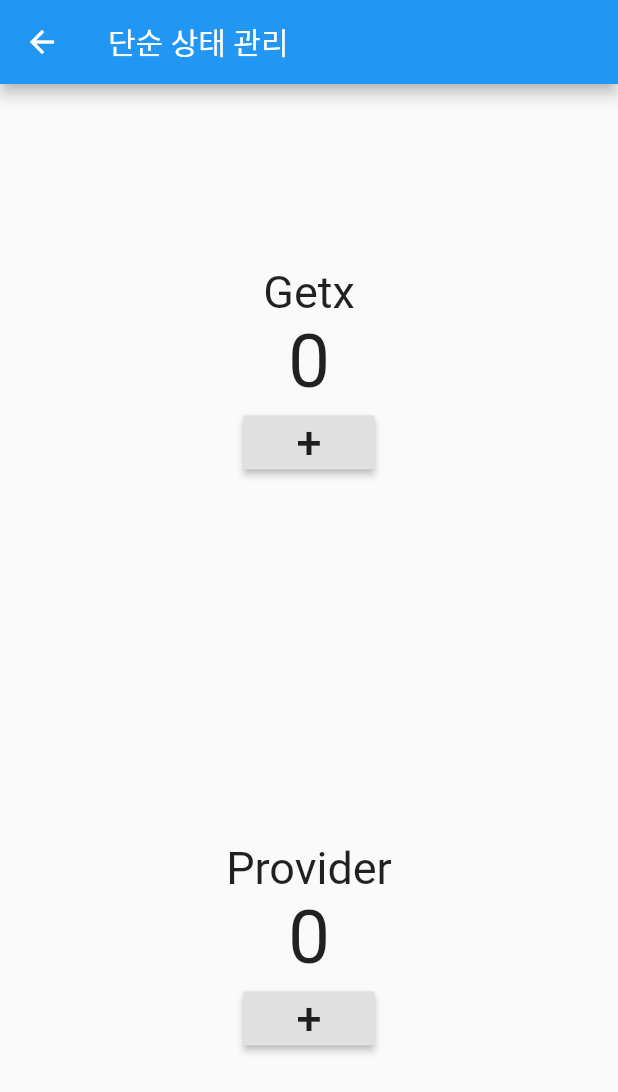
After one commit to sudar-life/sample_getx, a Flutter app: the Home screen opened by its route, after a tap on "단순 상태관리", on a phone screen of 412 x 824 dp. The commit adds this screen. Shown: the top 1092 px of the screen. Run offline on Flutter 3.47's test engine with Material 2 defaults, Android fonts, the phone set to English and light mode, and no system bars; our stand-ins replace get.

Commit message:
단순 상태 관리

```diff
--- a/lib/main.dart
+++ b/lib/main.dart
@@ -19,16 +19,6 @@ class MyApp extends StatelessWidget {
         primarySwatch: Colors.blue,
         visualDensity: VisualDensity.adaptivePlatformDensity,
       ),
-      // home: Home(),
-      initialRoute: '/',
-      //기본 route관리
-      routes: {
-        '/': (context) => Home(),
-        '/first': (context) => FirstPage(),
-        '/second': (context) => SecondPage(),
-        '/third': (context) => ThirdPage(),
-      },
-      //getx 라우트 관리
       getPages: [
         GetPage(name: '/', page: () => Home()),
         GetPage(
--- /dev/null
+++ b/lib/src/controller/simple_state_controller.dart
@@ -0,0 +1,18 @@
+import 'package:flutter/cupertino.dart';
+import 'package:get/get.dart';
+
+class SimpleStateControllerWithGetx extends GetxController {
+  int count = 0;
+  void increment() {
+    count++;
+    update();
+  }
+}
+
+class SimpleStateControllerWithProvider extends ChangeNotifier {
+  int count = 0;
+  void increment() {
+    count++;
+    notifyListeners();
+  }
+}
--- a/lib/src/home.dart
+++ b/lib/src/home.dart
@@ -2,6 +2,7 @@ import 'package:flutter/material.dart';
 import 'package:get/get.dart';
 import 'package:sample_getx/src/page/next_page.dart';
 import 'package:sample_getx/src/page/normal/first.dart';
+import 'package:sample_getx/src/page/simple_state_manage_page.dart';
 
 class Home extends StatelessWidget {
   const Home({Key key}) : super(key: key);
@@ -48,6 +49,12 @@ class Home extends StatelessWidget {
                 Get.toNamed("/user/1424?name=개남&age=22");
               },
             ),
+            RaisedButton(
+              child: Text("단순 상태관리"),
+              onPressed: () {
+                Get.to(SimpleStateManagePage());
+              },
+            ),
           ],
         ),
       ),
--- /dev/null
+++ b/lib/src/page/simple_state_manage/with_getx.dart
@@ -0,0 +1,31 @@
+import 'package:flutter/material.dart';
+import 'package:get/get.dart';
+import 'package:sample_getx/src/controller/simple_state_controller.dart';
+
+class WithGetx extends StatelessWidget {
+  const WithGetx({Key key}) : super(key: key);
+
+  @override
+  Widget build(BuildContext context) {
+    return Center(
+      child: Column(
+        mainAxisAlignment: MainAxisAlignment.center,
+        children: [
+          Text("Getx", style: TextStyle(fontSize: 30)),
+          GetBuilder<SimpleStateControllerWithGetx>(
+            builder: (controller) => Text(
+              controller.count.toString(),
+              style: TextStyle(fontSize: 50),
+            ),
+          ),
+          RaisedButton(
+            child: Text("+", style: TextStyle(fontSize: 30)),
+            onPressed: () {
+              Get.find<SimpleStateControllerWithGetx>().increment();
+            },
+          )
+        ],
+      ),
+    );
+  }
+}
--- /dev/null
+++ b/lib/src/page/simple_state_manage/with_providar.dart
@@ -0,0 +1,44 @@
+import 'package:flutter/material.dart';
+import 'package:provider/provider.dart';
+import 'package:sample_getx/src/controller/simple_state_controller.dart';
+
+class WithProvider extends StatelessWidget {
+  const WithProvider({Key key}) : super(key: key);
+
+  Widget _button(context) {
+    return RaisedButton(
+      child: Text("+", style: TextStyle(fontSize: 30)),
+      onPressed: () {
+        Provider.of<SimpleStateControllerWithProvider>(context, listen: false)
+            .increment();
+      },
+    );
+  }
+
+  @override
+  Widget build(BuildContext context) {
+    return Center(
+      child: Column(
+        mainAxisAlignment: MainAxisAlignment.center,
+        children: [
+          Text("Provider", style: TextStyle(fontSize: 30)),
+          Consumer<SimpleStateControllerWithProvider>(
+            builder: (_, snapshot, child) {
+              return Text(snapshot.count.toString(),
+                  style: TextStyle(fontSize: 50));
+            },
+          ),
+          // RaisedButton(
+          //   child: Text("+", style: TextStyle(fontSize: 30)),
+          //   onPressed: () {
+          //     Provider.of<SimpleStateControllerWithProvider>(context,
+          //             listen: false)
+          //         .increment();
+          //   },
+          // ),
+          _button(context),
+        ],
+      ),
+    );
+  }
+}
--- /dev/null
+++ b/lib/src/page/simple_state_manage_page.dart
@@ -0,0 +1,33 @@
+import 'package:flutter/material.dart';
+import 'package:get/get.dart';
+import 'package:provider/provider.dart';
+import 'package:sample_getx/src/controller/simple_state_controller.dart';
+import 'package:sample_getx/src/page/simple_state_manage/with_getx.dart';
+import 'package:sample_getx/src/page/simple_state_manage/with_providar.dart';
+
+class SimpleStateManagePage extends StatelessWidget {
+  SimpleStateManagePage({Key key}) : super(key: key);
+
+  @override
+  Widget build(BuildContext context) {
+    Get.put(SimpleStateControllerWithGetx());
+
+    return Scaffold(
+      appBar: AppBar(
+        title: Text("단순 상태 관리"),
+      ),
+      body: Column(
+        children: [
+          Expanded(
+            child: WithGetx(),
+          ),
+          Expanded(
+            child: ChangeNotifierProvider<SimpleStateControllerWithProvider>(
+                create: (context) => SimpleStateControllerWithProvider(),
+                child: WithProvider()),
+          ),
+        ],
+      ),
+    );
+  }
+}
--- a/pubspec.yaml
+++ b/pubspec.yaml
@@ -26,6 +26,7 @@ dependencies:
 
   cupertino_icons: ^0.1.3
   get: ^3.24.0
+  provider: ^4.3.3
 
 dev_dependencies:
   flutter_test:
```
Also changed, not shown: pubspec.lock.
